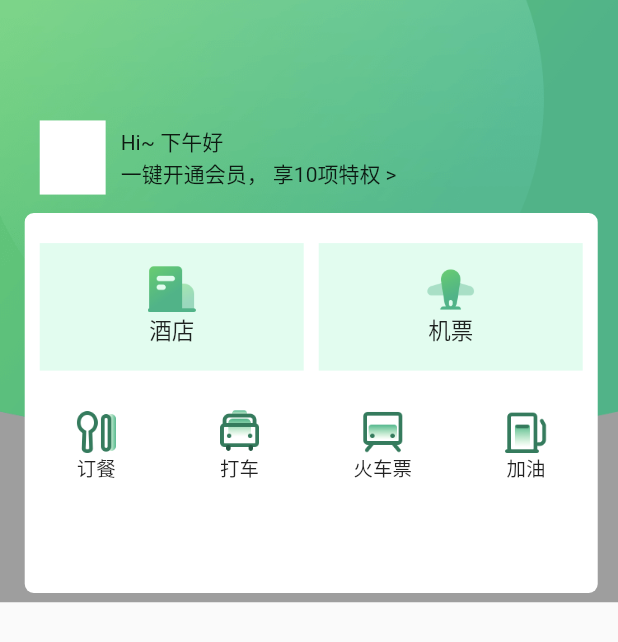
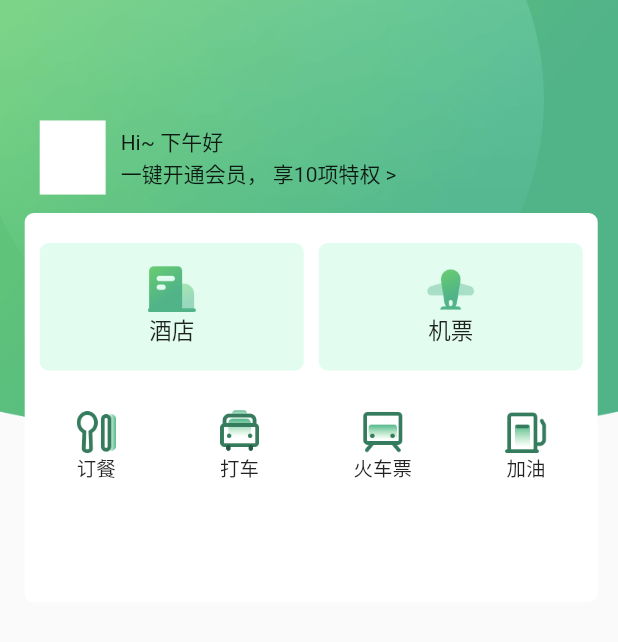
Before and after one commit to Alan-GitHub/kbb_app, a Flutter app: the HomeMainPageTop widget shown alone on an empty page, opened directly, on a phone screen of 412 x 824 dp. Shown: the top 642 px of the screen. Run offline on Flutter 3.47's test engine with Material 2 defaults, Android fonts, the phone set to English and light mode, and no system bars; our stand-ins replace flutter_screenutil, flutter_swiper; missing offline and left inert: dart:ffi, provide; network calls fail; statements that could not run were skipped.

Commit message:
首页banner区域

```diff
--- a/lib/Home/Main/Views/HomeMainPage.dart
+++ b/lib/Home/Main/Views/HomeMainPage.dart
@@ -1,5 +1,6 @@
 import 'package:flutter/material.dart';
 import 'package:kbb_app/Home/Main/Views/HomeMainPageTop.dart';
+import 'package:kbb_app/Home/Main/Views/HomeMainPageBannerScrollView.dart';
 
 class HomeMainPage extends StatelessWidget {
   @override
@@ -8,6 +9,7 @@ class HomeMainPage extends StatelessWidget {
       child: Column(
         children: [
           HomeMainPageTop(),
+          HomeMainPageBannerScrollView(),
         ],
       ),
     );
--- a/lib/Home/Main/Views/HomeMainPageTop.dart
+++ b/lib/Home/Main/Views/HomeMainPageTop.dart
@@ -3,14 +3,14 @@ import 'dart:ffi';
 import 'package:flutter/material.dart';
 import 'package:flutter_screenutil/flutter_screenutil.dart';
 import 'package:flutter_screenutil/screen_util.dart';
-import 'package:kbb_app/Utils/ImageNameManager.dart';
+import 'package:kbb_app/Config/ImageNameManager.dart';
+import 'package:kbb_app/Utils/ImageTextFromTopToBottom.dart';
 
 class HomeMainPageTop extends StatelessWidget {
   @override
   Widget build(BuildContext context) {
     return Container(
         height: 325.h,
-        color: Colors.grey,
         child: Stack(
           children: [
             // Container
@@ -55,7 +55,7 @@ class HomeMainPageTop extends StatelessWidget {
     return Container(
       margin: EdgeInsets.only(top: 10.h),
       width: MediaQuery.of(context).size.width - 30,
-      height: 205.h,
+      height: 210.h,
       decoration: BoxDecoration(
           color: Colors.white,
           borderRadius: BorderRadius.all(Radius.circular(6.0))),
@@ -87,8 +87,10 @@ class HomeMainPageTop extends StatelessWidget {
     return Container(
       width: (ScreenUtil().screenWidth - 30 - 30) / 2,
       height: 85,
-      color: Colors.greenAccent.withAlpha(50),
       margin: EdgeInsets.only(top: 20),
+      decoration: BoxDecoration(
+          color: Colors.greenAccent.withAlpha(50),
+          borderRadius: BorderRadius.all(Radius.circular(6))),
       child: Center(
         child: ImageTextFromTopToBottom(
             imageUrl, text, 32, 55, 32, 32, 15.0, FontWeight.normal),
@@ -106,31 +108,4 @@ class HomeMainPageTop extends StatelessWidget {
               imageUrl, text, 40, 50, 30, 30, 13.0, FontWeight.normal),
         ));
   }
-
-  //图片文字组件
-  Widget ImageTextFromTopToBottom(
-      String imageUrl,
-      String text,
-      double widgetW,
-      double widgetH,
-      double imageW,
-      double imageH,
-      double fontSize,
-      FontWeight fontWeight) {
-    return Container(
-      width: widgetW,
-      height: widgetH,
-      child: Column(
-        children: [
-          Image.asset(
-            imageUrl,
-            width: imageW,
-            height: imageH,
-          ),
-          Text(text,
-              style: TextStyle(fontSize: fontSize, fontWeight: fontWeight))
-        ],
-      ),
-    );
-  }
 }
--- /dev/null
+++ b/lib/Utils/ImageTextFromTopToBottom.dart
@@ -0,0 +1,35 @@
+import 'package:flutter/material.dart';
+
+//图片文字组件
+class ImageTextFromTopToBottom extends StatelessWidget {
+  String imageUrl;
+  String text;
+  double widgetW;
+  double widgetH;
+  double imageW;
+  double imageH;
+  double fontSize;
+  FontWeight fontWeight;
+
+  ImageTextFromTopToBottom(this.imageUrl, this.text, this.widgetW, this.widgetH,
+      this.imageW, this.imageH, this.fontSize, this.fontWeight);
+
+  @override
+  Widget build(BuildContext context) {
+    return Container(
+      width: widgetW,
+      height: widgetH,
+      child: Column(
+        children: [
+          Image.asset(
+            imageUrl,
+            width: imageW,
+            height: imageH,
+          ),
+          Text(text,
+              style: TextStyle(fontSize: fontSize, fontWeight: fontWeight))
+        ],
+      ),
+    );
+  }
+}
--- a/pubspec.yaml
+++ b/pubspec.yaml
@@ -28,6 +28,7 @@ dependencies:
   # The following adds the Cupertino Icons font to your application.
   # Use with the CupertinoIcons class for iOS style icons.
   cupertino_icons: ^0.1.3
+  flutter_swiper: ^1.1.6
   flutter_screenutil: ^4.0.3+3
   provide: ^1.0.2
 
@@ -47,6 +48,7 @@ flutter:
   uses-material-design: true
   assets:
     - assets/images/home/
+    - assets/images/
 
   # To add assets to your application, add an assets section, like this:
   # assets:
```
Also changed, not shown: lib/Home/Main/Views/HomeMainPageBannerScrollView.dart (added, +21 -0 lines), lib/Utils/KbbSwiper.dart (added, +31 -0 lines), lib/Config/ImageNameManager.dart (renamed from lib/Utils/ImageNameManager.dart), pubspec.lock.
